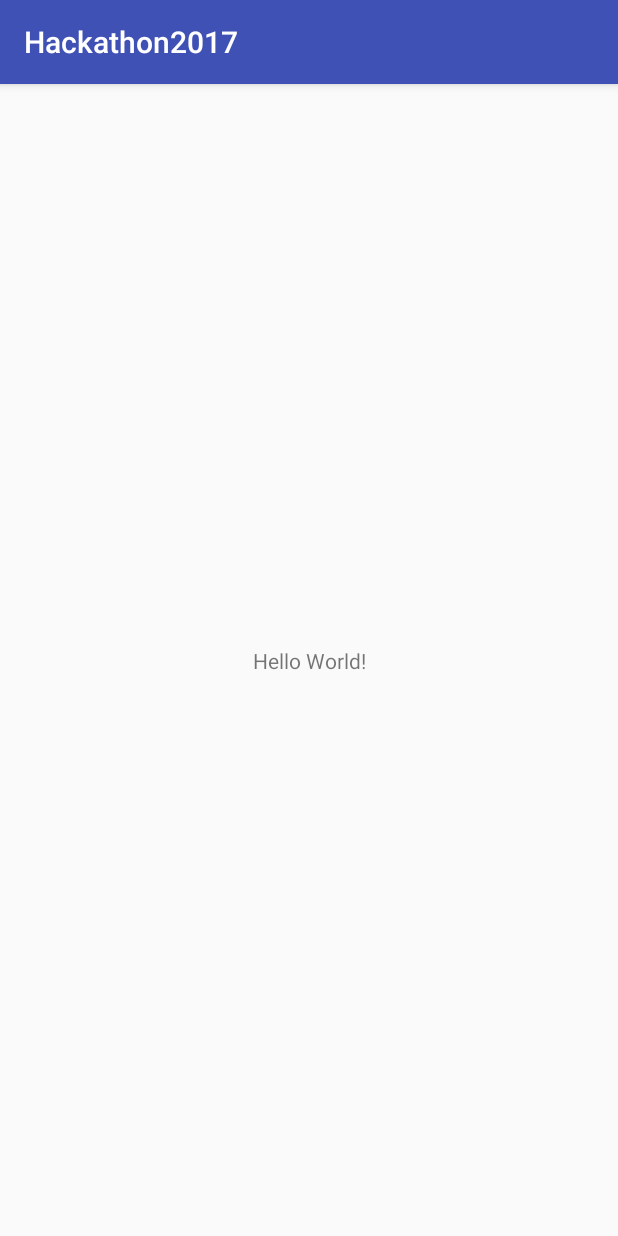
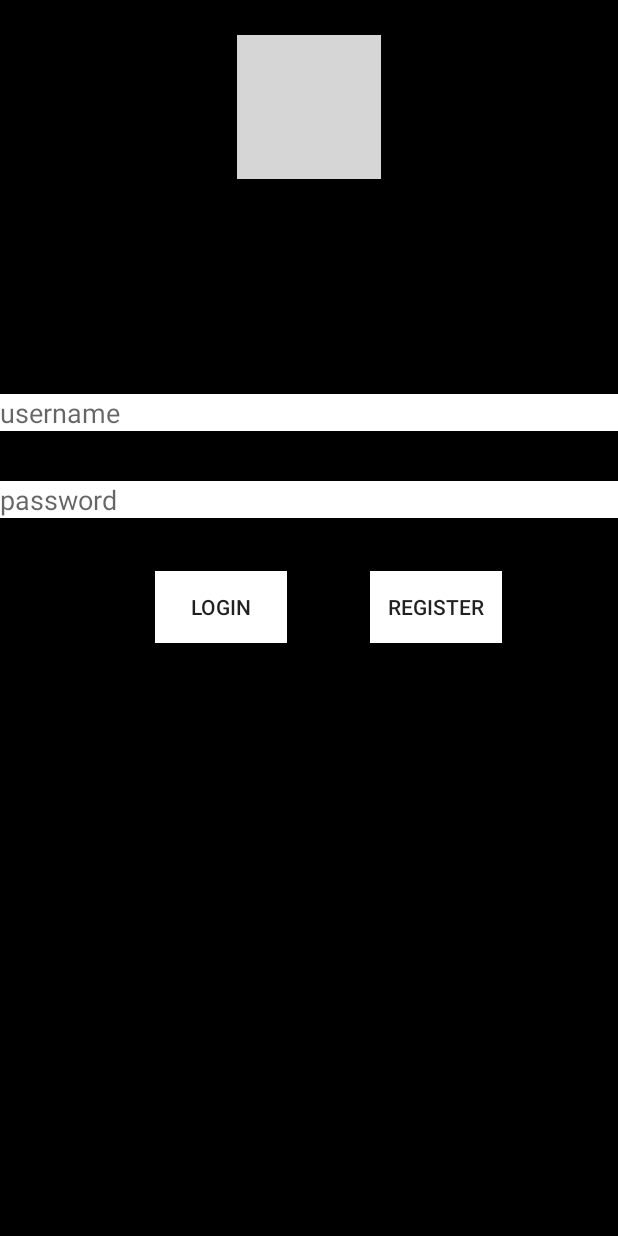
Before and after one commit to JunshuaiFeng/Hackathon2017, an Android app: the screen it shows after launch (MainActivity), on a phone screen of 412 x 824 dp. Run offline under Robolectric (Android 15) with nearby library versions, the phone set to English and light mode, and no system bars; grey boxes are pictures that could not be loaded.

Commit message:
Initial Project

```diff
--- a/app/src/main/AndroidManifest.xml
+++ b/app/src/main/AndroidManifest.xml
@@ -9,7 +9,9 @@
         android:roundIcon="@mipmap/ic_launcher_round"
         android:supportsRtl="true"
         android:theme="@style/AppTheme">
-        <activity android:name=".MainActivity">
+        <activity android:name=".MainActivity"
+            android:theme="@style/AppTheme.NoActionBar"
+            android:screenOrientation="portrait" >
             <intent-filter>
                 <action android:name="android.intent.action.MAIN" />
 
--- a/app/src/main/java/com/hertzdonut/hackathon2017/MainActivity.java
+++ b/app/src/main/java/com/hertzdonut/hackathon2017/MainActivity.java
@@ -1,13 +1,32 @@
 package com.hertzdonut.hackathon2017;
 
+import android.content.Intent;
+import android.graphics.Color;
 import android.support.v7.app.AppCompatActivity;
 import android.os.Bundle;
+import android.view.View;
+import android.widget.EditText;
 
 public class MainActivity extends AppCompatActivity {
+    private EditText usernameField, passwordField;
 
     @Override
     protected void onCreate(Bundle savedInstanceState) {
         super.onCreate(savedInstanceState);
         setContentView(R.layout.activity_main);
+
+        usernameField = (EditText) findViewById(R.id.edtTxtUsername);
+        passwordField = (EditText) findViewById(R.id.edtTxtPassword);
+
+    }
+
+    public void login(View v) {
+        System.out.println("login");
+    }
+
+    public void register(View v) {
+        System.out.println("register");
+        Intent registerIntent = new Intent();
+
     }
 }
--- a/app/src/main/res/layout/activity_main.xml
+++ b/app/src/main/res/layout/activity_main.xml
@@ -1,18 +1,67 @@
 <?xml version="1.0" encoding="utf-8"?>
-<android.support.constraint.ConstraintLayout xmlns:android="http://schemas.android.com/apk/res/android"
+<RelativeLayout xmlns:android="http://schemas.android.com/apk/res/android"
     xmlns:app="http://schemas.android.com/apk/res-auto"
-    xmlns:tools="http://schemas.android.com/tools"
+    android:orientation="vertical"
     android:layout_width="match_parent"
     android:layout_height="match_parent"
-    tools:context="com.hertzdonut.hackathon2017.MainActivity">
+    android:background="#000000">
 
-    <TextView
+
+    <ImageView
+        android:id="@+id/imageView2"
         android:layout_width="wrap_content"
         android:layout_height="wrap_content"
-        android:text="Hello World!"
-        app:layout_constraintBottom_toBottomOf="parent"
-        app:layout_constraintLeft_toLeftOf="parent"
-        app:layout_constraintRight_toRightOf="parent"
-        app:layout_constraintTop_toTopOf="parent" />
+        android:layout_marginTop="23dp"
+        app:srcCompat="@drawable/logo_hertz"
+        android:layout_alignParentTop="true"
+        android:layout_centerHorizontal="true" />
 
-</android.support.constraint.ConstraintLayout>
+    <EditText
+        android:layout_width="match_parent"
+        android:layout_height="wrap_content"
+        android:inputType="textPersonName"
+        android:ems="10"
+        android:hint="username"
+        android:id="@+id/edtTxtUsername"
+        android:layout_below="@+id/imageView2"
+        android:layout_alignParentStart="true"
+        android:background="#FFFFFF"
+        android:layout_marginTop="143dp" />
+
+    <EditText
+        android:layout_width="match_parent"
+        android:layout_height="wrap_content"
+        android:inputType="textPassword"
+        android:ems="10"
+        android:hint="password"
+        android:id="@+id/edtTxtPassword"
+        android:background="#FFFFFF"
+        android:layout_marginTop="33dp"
+        android:layout_below="@+id/edtTxtUsername"
+        android:layout_alignParentStart="true" />
+
+    <Button
+        android:id="@+id/btnLogin"
+        android:layout_width="wrap_content"
+        android:layout_height="wrap_content"
+        android:layout_below="@+id/edtTxtPassword"
+        android:layout_marginEnd="55dp"
+        android:layout_marginTop="35dp"
+        android:layout_toStartOf="@+id/btnRegister"
+        android:background="#FFFFFF"
+        android:text="Login"
+        android:onClick="login"/>
+
+    <Button
+        android:id="@+id/btnRegister"
+        android:layout_width="wrap_content"
+        android:layout_height="wrap_content"
+        android:layout_alignBaseline="@+id/btnLogin"
+        android:layout_alignBottom="@+id/btnLogin"
+        android:layout_alignParentEnd="true"
+        android:layout_marginEnd="77dp"
+        android:background="#FFFFFF"
+        android:text="Register"
+        android:onClick="register"/>
+
+</RelativeLayout>
--- a/app/src/main/res/values/styles.xml
+++ b/app/src/main/res/values/styles.xml
@@ -8,4 +8,12 @@
         <item name="colorAccent">@color/colorAccent</item>
     </style>
 
+    <style name="AppTheme.NoActionBar">
+        <item name="windowActionBar">false</item>
+        <item name="windowNoTitle">true</item>
+        <item name="colorPrimary">@color/colorPrimary</item>
+        <item name="colorPrimaryDark">@color/colorPrimaryDark</item>
+        <item name="colorAccent">@color/colorAccent</item>
+    </style>
+
 </resources>
```
